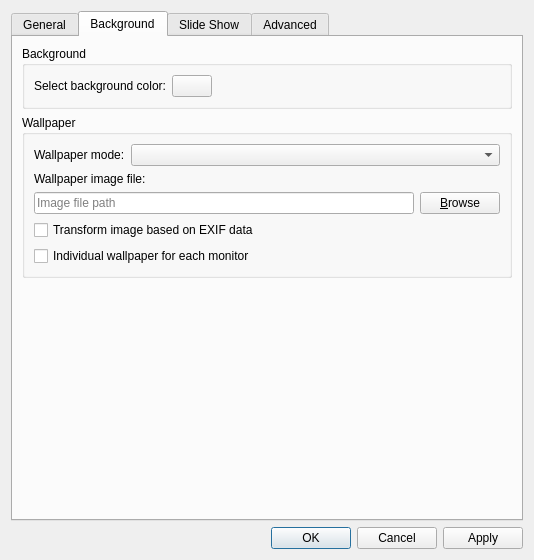
Old version of the form pcmanfm/desktop-preferences.ui in the repository lxqt/pcmanfm-qt.
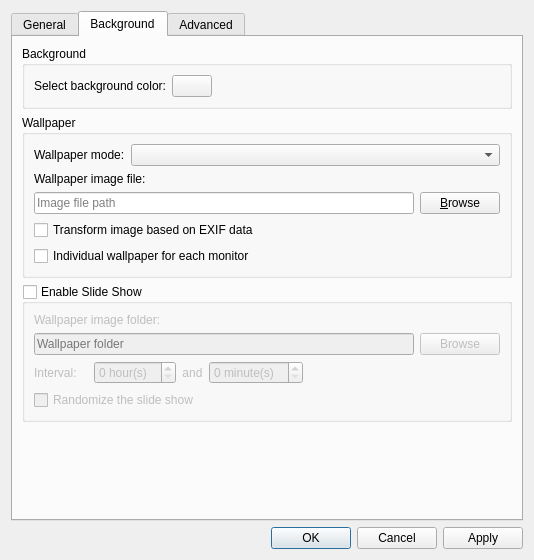
New version of the form. The open tabs and pages were chosen to show the change. Icons and pictures are not drawn. Custom widgets are drawn as their Qt base class.

Commit message: Desktop prefs: Merge Background and Slide Show tabs

```diff
--- a/pcmanfm/desktop-preferences.ui
+++ b/pcmanfm/desktop-preferences.ui
@@ -451,29 +451,6 @@
         </widget>
        </item>
        <item>
-        <spacer name="verticalSpacer_4">
-         <property name="orientation">
-          <enum>Qt::Vertical</enum>
-         </property>
-         <property name="sizeType">
-          <enum>QSizePolicy::MinimumExpanding</enum>
-         </property>
-         <property name="sizeHint" stdset="0">
-          <size>
-           <width>20</width>
-           <height>10</height>
-          </size>
-         </property>
-        </spacer>
-       </item>
-      </layout>
-     </widget>
-     <widget class="QWidget" name="slidePage">
-      <attribute name="title">
-       <string>Slide Show</string>
-      </attribute>
-      <layout class="QVBoxLayout" name="verticalLayout_4">
-       <item>
         <widget class="QGroupBox" name="slideShow">
          <property name="title">
           <string>Enable Slide Show</string>
@@ -592,7 +569,7 @@
         </widget>
        </item>
        <item>
-        <spacer name="verticalSpacer_3">
+        <spacer name="verticalSpacer_1">
          <property name="orientation">
           <enum>Qt::Vertical</enum>
          </property>
@@ -602,7 +579,7 @@
          <property name="sizeHint" stdset="0">
           <size>
            <width>20</width>
-           <height>40</height>
+           <height>10</height>
           </size>
          </property>
         </spacer>
```
Left out of the diff: 4 changed lines with no effect on the pictures. Lines whose indentation alone changed are shown as unchanged.
